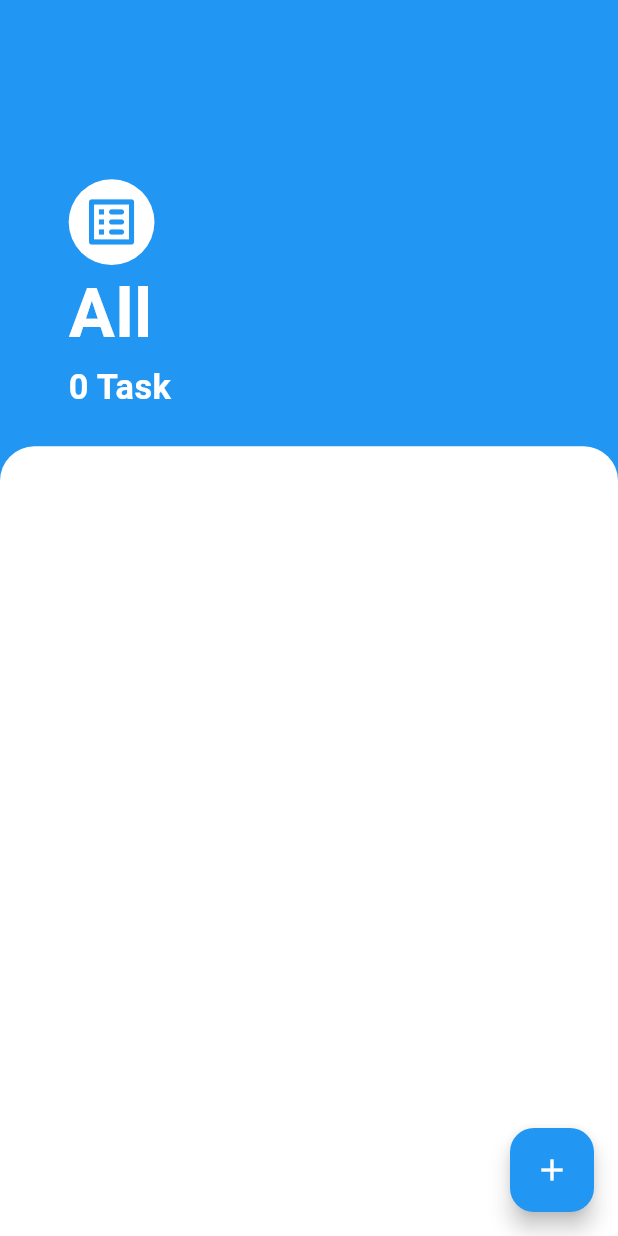
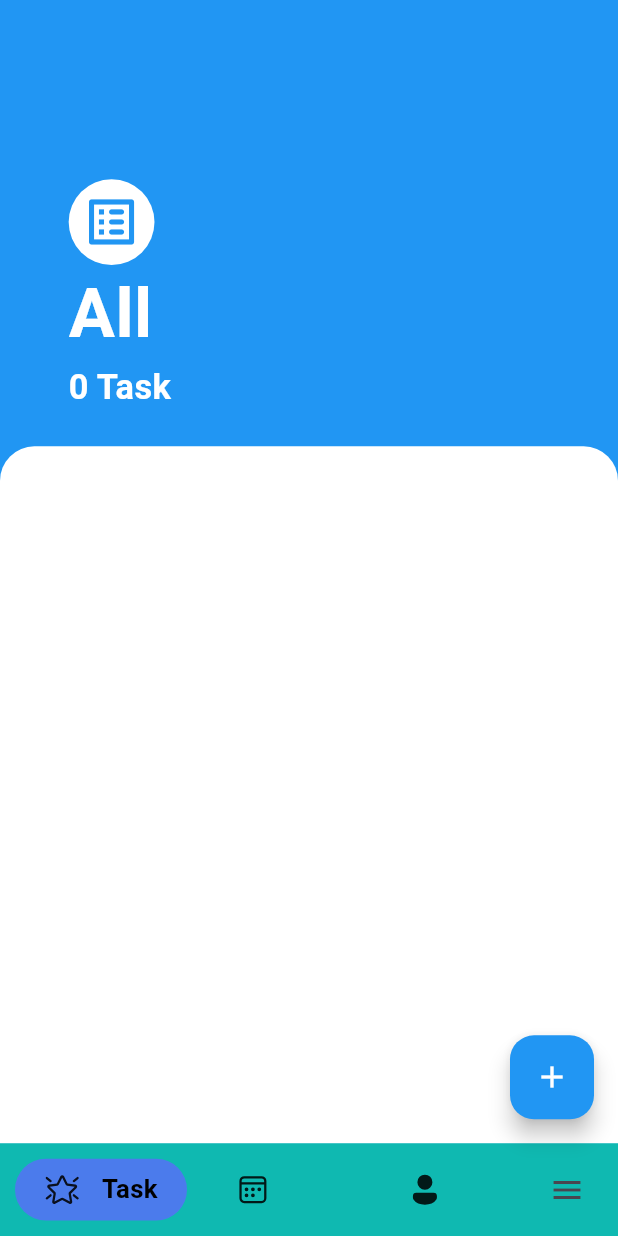
Before and after one commit to MansourSayed2002/Todo, a Flutter app: the ButtonGO widget shown alone on an empty page, opened directly, after a tap on "Go", on a phone screen of 412 x 824 dp. Run offline on Flutter 3.47's test engine with Material 3 defaults, Android fonts, the phone set to English and light mode, and no system bars; drawn by our look-alikes of flutter_advanced_drawer; our stand-ins replace fluentui_system_icons, flutter_screenutil, flutter_slidable, get, shared_preferences, sqflite; missing offline and left inert: auto_size_text_field; accounts and stored records are empty.

Commit message:
update new version

```diff
--- /dev/null
+++ b/lib/Controller/Home/HomeScreenController.dart
@@ -0,0 +1,47 @@
+import 'package:flutter_advanced_drawer/flutter_advanced_drawer.dart';
+import 'package:get/get.dart';
+import 'package:todo/view/screen/Home/HomeView.dart';
+import 'package:todo/view/screen/Onboarding/OnboardingView.dart';
+import 'package:todo/view/screen/TaskAdd/TaskAdd.dart';
+
+abstract class AbsHomeScreenController extends GetxController {
+  late AdvancedDrawerController advancedDrawerController;
+  int currentindex = 0;
+  List screens = [
+    const Homeview(),
+    const Onboardingview(),
+    const TaskADDView(),
+  ];
+
+  gototaskaddpage();
+  changeindex(int index);
+}
+
+class Homescreencontroller extends AbsHomeScreenController {
+  @override
+  void onInit() {
+    advancedDrawerController = AdvancedDrawerController();
+    super.onInit();
+  }
+
+  @override
+  void dispose() {
+    advancedDrawerController.dispose();
+    super.dispose();
+  }
+
+  @override
+  gototaskaddpage() {
+    Get.to(
+      () => const TaskADDView(),
+      transition: Transition.downToUp,
+      duration: const Duration(milliseconds: 400),
+    );
+  }
+
+  @override
+  changeindex(index) {
+    currentindex = index;
+    update();
+  }
+}
--- a/lib/Controller/Onboarding/OnboardingController.dart
+++ b/lib/Controller/Onboarding/OnboardingController.dart
@@ -1,7 +1,7 @@
 import 'package:flutter/material.dart';
 import 'package:get/get.dart';
 import 'package:todo/Core/services/Myservices.dart';
-import 'package:todo/view/screen/Home/HomeView.dart';
+import 'package:todo/view/screen/Home/HomescreenView.dart';
 
 abstract class AbsOnboardingcontroller extends GetxController {
   int currentindex = 0;
@@ -10,7 +10,7 @@ abstract class AbsOnboardingcontroller extends GetxController {
   Myservices myservices = Get.find();
 
   chageindex(index);
-  gotoHomePage();
+  gotoHomeScreenPage();
 }
 
 class Onboardingcontroller extends AbsOnboardingcontroller {
@@ -27,10 +27,10 @@ class Onboardingcontroller extends AbsOnboardingcontroller {
   }
 
   @override
-  gotoHomePage() {
+  gotoHomeScreenPage() {
     myservices.sharedPreferences.setString('step', '1');
     Get.offAll(
-      () => const Homeview(),
+      () => const Homescreenview(),
       transition: Transition.rightToLeft,
       duration: const Duration(milliseconds: 400),
     );
--- a/lib/Core/Class/AppRoute/AppRoute.dart
+++ b/lib/Core/Class/AppRoute/AppRoute.dart
@@ -3,4 +3,5 @@ class AppRoute {
 
   static const String taskaddview = '/TaskADDView';
   static const String homeview = '/HomeView';
+  static const String homeScreenview = '/Homescreenview';
 }
--- a/lib/Core/Class/middleware/middleware.dart
+++ b/lib/Core/Class/middleware/middleware.dart
@@ -9,7 +9,7 @@ class MyMiddleware extends GetMiddleware {
   RouteSettings? redirect(String? route) {
     if (myservices.sharedPreferences.getString('step') != null) {
       return const RouteSettings(
-        name: AppRoute.homeview,
+        name: AppRoute.homeScreenview,
       );
     } else {
       return const RouteSettings(
--- a/lib/Core/constant/Routing/Routing.dart
+++ b/lib/Core/constant/Routing/Routing.dart
@@ -2,6 +2,7 @@ import 'package:get/get_navigation/src/routes/get_route.dart';
 import 'package:todo/Core/Class/AppRoute/AppRoute.dart';
 import 'package:todo/Core/Class/middleware/middleware.dart';
 import 'package:todo/view/screen/Home/HomeView.dart';
+import 'package:todo/view/screen/Home/HomescreenView.dart';
 import 'package:todo/view/screen/Onboarding/OnboardingView.dart';
 import 'package:todo/view/screen/TaskAdd/TaskAdd.dart';
 
@@ -15,4 +16,5 @@ List<GetPage<dynamic>>? getPages = [
   ),
   GetPage(name: AppRoute.taskaddview, page: () => const TaskADDView()),
   GetPage(name: AppRoute.homeview, page: () => const Homeview()),
+  GetPage(name: AppRoute.homeScreenview, page: () => const Homescreenview()),
 ];
--- a/lib/Core/constant/String/String.dart
+++ b/lib/Core/constant/String/String.dart
@@ -18,4 +18,12 @@ class StringApp {
   static String all = '12'.tr;
 
   static String task = '13'.tr;
+
+  static String startasks = '14'.tr;
+
+  static String settings = '15'.tr;
+
+  static String calender = '16'.tr;
+
+  static String mine = '17'.tr;
 }
--- a/lib/Core/constant/Textstyle/TextStyle.dart
+++ b/lib/Core/constant/Textstyle/TextStyle.dart
@@ -7,6 +7,12 @@ class TextStyleApp {
     fontSize: 20.0.sp,
     fontWeight: FontWeight.bold,
     color: Appcolors.white,
+  );
+
+  static TextStyle black15blod = TextStyle(
+    fontSize: 15.0.sp,
+    fontWeight: FontWeight.bold,
+    color: Appcolors.black,
   );
 
   static TextStyle white30blod = TextStyle(
--- a/lib/Core/localization/Translation.dart
+++ b/lib/Core/localization/Translation.dart
@@ -2,7 +2,6 @@ import 'package:get/get.dart';
 
 class Mytranslation extends Translations {
   @override
-  // TODO: implement keys
   Map<String, Map<String, String>> get keys => {
         "ar": {
           "1":
@@ -19,6 +18,10 @@ class Mytranslation extends Translations {
           "11": "حفظ",
           "12": "الجمبع",
           "13": "مهام",
+          "14": "المهام ذي الاولويه",
+          "15": "الاعدادات",
+          "16": "الرزنامه",
+          "17": "خاصتي",
         },
         "en": {
           "1":
@@ -35,6 +38,10 @@ class Mytranslation extends Translations {
           "11": "Save",
           "12": "All",
           "13": "Task",
+          "14": "star Tasks",
+          "15": "Settings",
+          "16": "Calender",
+          "17": "Mine",
         },
       };
 }
--- a/lib/main.dart
+++ b/lib/main.dart
@@ -26,6 +26,7 @@ class ToDoApp extends StatelessWidget {
             locale: controller.language,
             translations: Mytranslation(),
             initialRoute: '/',
+            // home: const HomeScreentest(),
             getPages: getPages,
           );
         });
--- a/lib/view/screen/Home/HomeView.dart
+++ b/lib/view/screen/Home/HomeView.dart
@@ -11,21 +11,10 @@ class Homeview extends StatelessWidget {
 
   @override
   Widget build(BuildContext context) {
-    HomeController controller = Get.put(HomeController());
-    return Scaffold(
-      floatingActionButton: FloatingActionButton(
-        splashColor: Appcolors.white,
-        backgroundColor: Appcolors.blue,
-        onPressed: () {
-          controller.gototaskaddpage();
-        },
-        child: const Icon(
-          Icons.add,
-          color: Appcolors.white,
-        ),
-      ),
+    Get.put(HomeController());
+    return const Scaffold(
       backgroundColor: Appcolors.blue,
-      body: const CustomBody(),
+      body: CustomBody(),
     );
   }
 }
--- /dev/null
+++ b/lib/view/screen/Home/HomescreenView.dart
@@ -0,0 +1,36 @@
+import 'package:flutter/material.dart';
+import 'package:flutter_advanced_drawer/flutter_advanced_drawer.dart';
+import 'package:get/get.dart';
+import 'package:todo/Controller/Home/HomeScreenController.dart';
+import 'package:todo/Core/constant/Colors/Colors.dart';
+import 'package:todo/view/widget/Home/CustomBottomNavigationBar.dart';
+import 'package:todo/view/widget/Home/CustomFloatingButton.dart';
+
+class Homescreenview extends StatelessWidget {
+  const Homescreenview({super.key});
+
+  @override
+  Widget build(BuildContext context) {
+    Homescreencontroller controller = Get.put(Homescreencontroller());
+    return AdvancedDrawer(
+        backdrop: Container(
+          width: double.infinity,
+          height: double.infinity,
+          decoration: const BoxDecoration(
+            gradient: LinearGradient(
+                begin: Alignment.topLeft,
+                end: Alignment.bottomRight,
+                colors: [Appcolors.ntsc, Appcolors.bluehorizon]),
+          ),
+        ),
+        controller: controller.advancedDrawerController,
+        animationCurve: Curves.easeInOut,
+        animationDuration: const Duration(milliseconds: 300),
+        drawer: const Drawer(),
+        child: Scaffold(
+          floatingActionButton: const CustomFloatingButton(),
+          bottomNavigationBar: const CustomBottomNavigationBar(),
+          body: controller.screens.elementAt(controller.currentindex),
+        ));
+  }
+}
--- /dev/null
+++ b/lib/view/widget/Home/CustomBottomNavigationBar.dart
@@ -0,0 +1,106 @@
+import 'package:fluentui_system_icons/fluentui_system_icons.dart';
+import 'package:flutter/material.dart';
+import 'package:flutter_screenutil/flutter_screenutil.dart';
+import 'package:get/get.dart';
+import 'package:todo/Controller/Home/HomeScreenController.dart';
+import 'package:todo/Core/constant/Colors/Colors.dart';
+import 'package:todo/Core/constant/String/String.dart';
+import 'package:todo/Core/constant/Textstyle/TextStyle.dart';
+
+class CustomBottomNavigationBar extends StatelessWidget {
+  const CustomBottomNavigationBar({
+    super.key,
+  });
+
+  @override
+  Widget build(BuildContext context) {
+    return GetBuilder<Homescreencontroller>(
+      builder: (controller) => Container(
+        padding: const EdgeInsets.all(10.0),
+        color: Appcolors.turquoise,
+        width: MediaQuery.of(context).size.width,
+        height: 60.0.h,
+        child: Row(
+          mainAxisAlignment: MainAxisAlignment.spaceEvenly,
+          children: [
+            CustombottomItemBar(
+              onTap: () {
+                controller.changeindex(0);
+              },
+              iconData: FluentIcons.star_emphasis_24_regular,
+              text: StringApp.task,
+              index: 0,
+            ),
+            CustombottomItemBar(
+              onTap: () {
+                controller.changeindex(1);
+              },
+              iconData: FluentIcons.calendar_12_regular,
+              text: StringApp.calender,
+              index: 1,
+            ),
+            CustombottomItemBar(
+              onTap: () {
+                controller.changeindex(2);
+              },
+              iconData: FluentIcons.person_12_filled,
+              text: StringApp.mine,
+              index: 2,
+            ),
+            DrawerButton(
+              onPressed: () {
+                controller.advancedDrawerController.showDrawer();
+              },
+            ),
+          ],
+        ),
+      ),
+    );
+  }
+}
+
+class CustombottomItemBar extends GetView<Homescreencontroller> {
+  const CustombottomItemBar({
+    super.key,
+    required this.iconData,
+    required this.text,
+    required this.index,
+    required this.onTap,
+  });
+  final IconData iconData;
+  final String text;
+  final int index;
+  final void Function()? onTap;
+  @override
+  Widget build(BuildContext context) {
+    return Expanded(
+      child: InkWell(
+        onTap: onTap,
+        child: AnimatedContainer(
+          height: 40.0.h,
+          width: controller.currentindex == index ? 90.0.w : 10.0.w,
+          alignment: Alignment.center,
+          padding: EdgeInsets.all(5.0.r),
+          decoration: BoxDecoration(
+              color: controller.currentindex == index ? Appcolors.ntsc : null,
+              borderRadius: BorderRadius.circular(20.0.r)),
+          duration: const Duration(milliseconds: 300),
+          child: Row(
+            mainAxisAlignment: MainAxisAlignment.spaceEvenly,
+            children: [
+              Icon(
+                iconData,
+              ),
+              controller.currentindex == index
+                  ? Text(
+                      text,
+                      style: TextStyleApp.black15blod,
+                    )
+                  : const SizedBox(),
+            ],
+          ),
+        ),
+      ),
+    );
+  }
+}
--- /dev/null
+++ b/lib/view/widget/Home/CustomFloatingButton.dart
@@ -0,0 +1,27 @@
+import 'package:flutter/material.dart';
+import 'package:get/get.dart';
+import 'package:todo/Controller/Home/HomeScreenController.dart';
+
+import 'package:todo/Core/constant/Colors/Colors.dart';
+
+class CustomFloatingButton extends GetView<Homescreencontroller> {
+  const CustomFloatingButton({
+    super.key,
+  });
+
+  @override
+  @override
+  Widget build(BuildContext context) {
+    return FloatingActionButton(
+      splashColor: Appcolors.white,
+      backgroundColor: Appcolors.blue,
+      onPressed: () {
+        controller.gototaskaddpage();
+      },
+      child: const Icon(
+        Icons.add,
+        color: Appcolors.white,
+      ),
+    );
+  }
+}
--- a/lib/view/widget/Onboarding/Custom_controllerBoard.dart
+++ b/lib/view/widget/Onboarding/Custom_controllerBoard.dart
@@ -1,7 +1,6 @@
 import 'package:flutter/material.dart';
 import 'package:flutter_screenutil/flutter_screenutil.dart';
 import 'package:get/get.dart';
-import 'package:get/get_state_manager/get_state_manager.dart';
 import 'package:todo/Controller/Onboarding/OnboardingController.dart';
 import 'package:todo/Core/constant/Colors/Colors.dart';
 
@@ -59,7 +58,7 @@ class ButtonGO extends GetView<Onboardingcontroller> {
   Widget build(BuildContext context) {
     return InkWell(
       onTap: () {
-        controller.gotoHomePage();
+        controller.gotoHomeScreenPage();
       },
       child: Container(
         width: 70.0.sp,
--- a/pubspec.yaml
+++ b/pubspec.yaml
@@ -47,6 +47,7 @@ dependencies:
   auto_size_text_field: ^2.2.4
   flutter_slidable: ^3.1.1
   flutter_launcher_icons: ^0.13.1
+  fluentui_system_icons: ^1.1.255
 
 dev_dependencies:
   flutter_test:
```
Also changed, not shown: lib/Controller/Home/HomeController.dart (+3 -12 lines), lib/view/Test.dart (+119 -17 lines), lib/view/widget/Home/DrawerApp.dart (added, +11 -0 lines), pubspec.lock.
